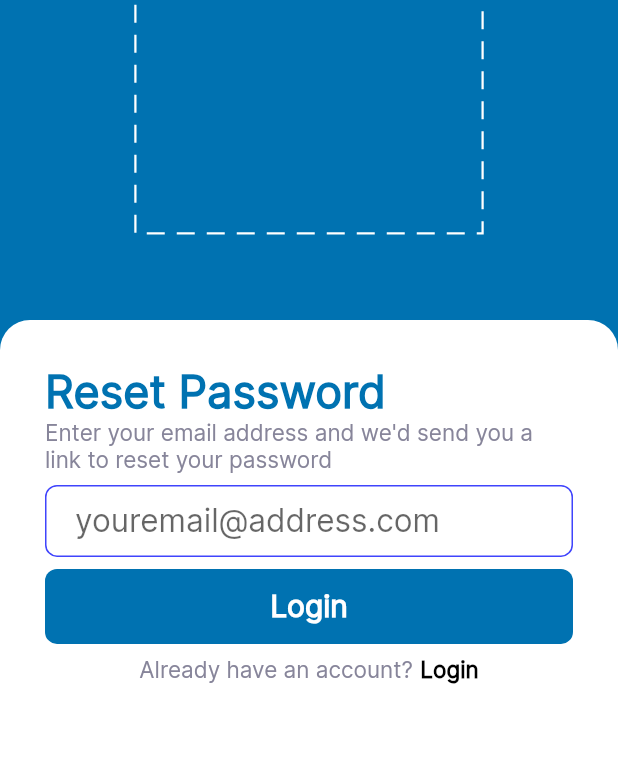
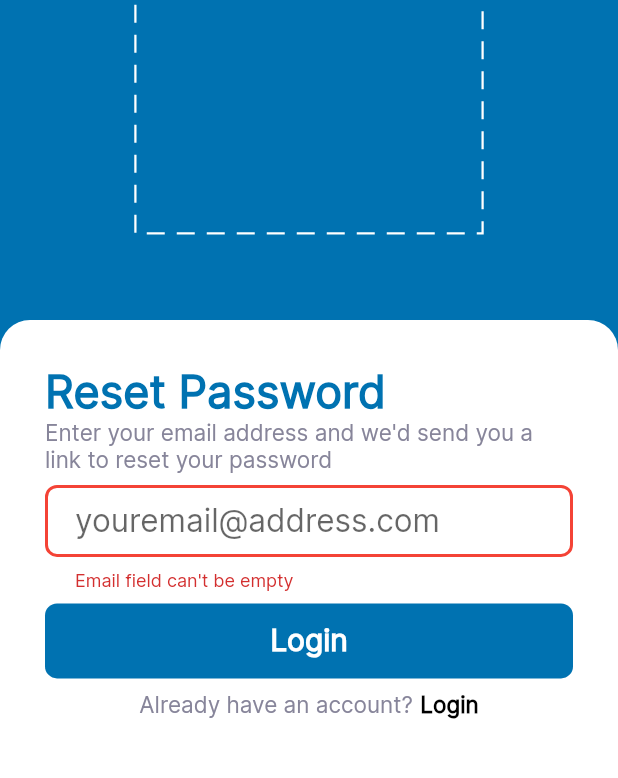
Before and after one commit to Sir-heed/dar-mobile, a Flutter app: the ResetPasswordScreen screen opened directly, after a tap on "Login", on a phone screen of 412 x 824 dp, the part 397-1175 px from its top. Run offline on Flutter 3.47's test engine with Material 2 defaults, Android fonts, the phone set to English and light mode, and no system bars; drawn by our look-alikes of dotted_border; our stand-ins replace carousel_pro, flutter_svg, font_awesome_flutter.

Commit message:
Fixed the overflowing bottom error of textfield on the login, register and signup page. Also added authentication to these pages

```diff
--- a/lib/screens/register/components/auth_textfield.dart
+++ b/lib/screens/register/components/auth_textfield.dart
@@ -2,14 +2,23 @@ import 'package:darader/constants.dart';
 import 'package:flutter/material.dart';
 
 class AuthTextField extends StatelessWidget {
-  AuthTextField({this.keyboardType, this.placeholder, this.hideText});
+  AuthTextField({
+    this.keyboardType,
+    this.placeholder,
+    this.hideText,
+    this.controller,
+    this.errorText,
+  });
   final TextInputType keyboardType;
   final String placeholder;
   final bool hideText;
+  final TextEditingController controller;
+  final String errorText;
 
   @override
   Widget build(BuildContext context) {
     return TextField(
+      controller: controller,
       obscureText: hideText == null ? false : hideText,
       keyboardType: keyboardType,
       textAlign: TextAlign.left,
@@ -22,6 +31,7 @@ class AuthTextField extends StatelessWidget {
       },
       decoration: InputDecoration(
         hintText: placeholder,
+        errorText: errorText,
         contentPadding: EdgeInsets.symmetric(vertical: 10.0, horizontal: 20.0),
         enabledBorder: OutlineInputBorder(
           borderSide: BorderSide(color: Color(0xFF4044FC), width: 1.0),
@@ -31,6 +41,14 @@ class AuthTextField extends StatelessWidget {
           borderSide: BorderSide(color: Color(0xFF4044FC), width: 2.0),
           borderRadius: BorderRadius.all(Radius.circular(8.0)),
         ),
+        errorBorder: OutlineInputBorder(
+          borderSide: BorderSide(color: Colors.red, width: 2.0),
+          borderRadius: BorderRadius.all(Radius.circular(8.0)),
+        ),
+        focusedErrorBorder: OutlineInputBorder(
+          borderSide: BorderSide(color: Colors.red, width: 2.0),
+          borderRadius: BorderRadius.all(Radius.circular(8.0)),
+        ),
       ),
       // TextField()
     );
--- a/lib/screens/register/components/body.dart
+++ b/lib/screens/register/components/body.dart
@@ -6,12 +6,38 @@ import 'package:darader/screens/welcome/components/dashed_border_logo.dart';
 import 'package:darader/screens/welcome/components/login_redirect.dart';
 import 'package:flutter/material.dart';
 
-class Body extends StatelessWidget {
+class Body extends StatefulWidget {
   Body({this.size});
   final Size size;
+
+  @override
+  _BodyState createState() => _BodyState();
+}
+
+class _BodyState extends State<Body> {
+  final _emailInput = TextEditingController();
+
+  final _passwordInput = TextEditingController();
+
+  bool _validateEmail = false;
+  bool _validatePassword = false;
+
+  final String _emailError = "Email field can't be empty";
+
+  final String _passwordError = "Password field can't be empty";
+
+  @override
+  void dispose() {
+    _emailInput.dispose();
+    _passwordInput.dispose();
+    super.dispose();
+  }
+
   @override
   Widget build(BuildContext context) {
-    return Column(
+    return SingleChildScrollView(
+      scrollDirection: Axis.vertical,
+      child: Column(
         children: [
           // Blue section
           Container(
@@ -19,13 +45,13 @@ class Body extends StatelessWidget {
               top: 100,
               bottom: 30,
             ),
-          height: 0.55 * size.height,
+            height: 0.55 * widget.size.height,
             child: DashedBorderLogo(),
           ),
           // White section
           Container(
-          height: size.height - 0.55 * size.height,
-          width: size.width,
+            height: widget.size.height - 0.55 * widget.size.height,
+            width: widget.size.width,
             padding: EdgeInsets.only(top: 30, left: 30, right: 30),
             decoration: BoxDecoration(
               color: Color(0xFFFFFFFF),
@@ -56,22 +82,38 @@ class Body extends StatelessWidget {
                 AuthTextField(
                   placeholder: 'youremail@address.com',
                   keyboardType: TextInputType.emailAddress,
+                  controller: _emailInput,
+                  errorText: _validateEmail ? _emailError : null,
                 ),
                 SizedBox(height: 8),
                 AuthTextField(
                   placeholder: '*********************',
                   keyboardType: TextInputType.visiblePassword,
                   hideText: true,
+                  controller: _passwordInput,
+                  errorText: _validatePassword ? _passwordError : null,
                 ),
                 SizedBox(height: 8),
                 AuthButton(
-                size: size,
+                  size: widget.size,
                   buttontitle: 'Sign up',
                   onPressed: () {
+                    setState(() {
+                      _emailInput.text.trim().isEmpty
+                          ? _validateEmail = true
+                          : _validateEmail = false;
+                      _passwordInput.text.isEmpty
+                          ? _validatePassword = true
+                          : _validatePassword = false;
+                    });
+
                     // Perform authentication
-                  Navigator.push(context, MaterialPageRoute(builder: (context) {
+                    if (_validateEmail == false && _validatePassword == false) {
+                      Navigator.push(context,
+                          MaterialPageRoute(builder: (context) {
                         return HomeScreen();
                       }));
+                    }
                   },
                 ),
                 SizedBox(height: 5),
@@ -80,6 +122,7 @@ class Body extends StatelessWidget {
             ),
           )
         ],
+      ),
     );
   }
 }
--- a/lib/screens/register/register_screen.dart
+++ b/lib/screens/register/register_screen.dart
@@ -7,7 +7,6 @@ class RegisterScreen extends StatelessWidget {
   Widget build(BuildContext context) {
     Size size = MediaQuery.of(context).size;
     return Scaffold(
-      resizeToAvoidBottomPadding: false,
       backgroundColor: kPrimaryColour,
       body: Body(size: size),
     );
--- a/lib/screens/reset_password/components/body.dart
+++ b/lib/screens/reset_password/components/body.dart
@@ -5,26 +5,46 @@ import 'package:darader/screens/welcome/components/dashed_border_logo.dart';
 import 'package:darader/screens/welcome/components/login_redirect.dart';
 import 'package:flutter/material.dart';
 
-class Body extends StatelessWidget {
+class Body extends StatefulWidget {
   Body({this.size});
   final Size size;
+
+  @override
+  _BodyState createState() => _BodyState();
+}
+
+class _BodyState extends State<Body> {
+  final _emailInput = TextEditingController();
+
+  bool _validateEmail = false;
+
+  final String _emailError = "Email field can't be empty";
+
+  @override
+  void dispose() {
+    _emailInput.dispose();
+    super.dispose();
+  }
+
   @override
   Widget build(BuildContext context) {
-    return Column(
+    return SingleChildScrollView(
+      scrollDirection: Axis.vertical,
+      child: Column(
         children: [
           // Blue section
           Container(
             padding: EdgeInsets.only(
-            top: 0.15 * size.height,
-            bottom: 0.07 * size.height,
+              top: 0.15 * widget.size.height,
+              bottom: 0.07 * widget.size.height,
             ),
-          height: 0.58 * size.height,
+            height: 0.58 * widget.size.height,
             child: DashedBorderLogo(),
           ),
           // White section
           Container(
-          height: size.height - 0.58 * size.height,
-          width: size.width,
+            height: widget.size.height - 0.58 * widget.size.height,
+            width: widget.size.width,
             padding: EdgeInsets.only(top: 30, left: 30, right: 30),
             decoration: BoxDecoration(
               color: Color(0xFFFFFFFF),
@@ -55,12 +75,20 @@ class Body extends StatelessWidget {
                 AuthTextField(
                   placeholder: 'youremail@address.com',
                   keyboardType: TextInputType.emailAddress,
+                  controller: _emailInput,
+                  errorText: _validateEmail ? _emailError : null,
                 ),
                 SizedBox(height: 8),
                 AuthButton(
-                size: size,
+                  size: widget.size,
                   buttontitle: 'Login',
-                onPressed: () {},
+                  onPressed: () {
+                    setState(() {
+                      _emailInput.text.trim().isEmpty
+                          ? _validateEmail = true
+                          : _validateEmail = false;
+                    });
+                  },
                 ),
                 SizedBox(height: 8),
                 LoginRedirect(),
@@ -68,6 +96,7 @@ class Body extends StatelessWidget {
             ),
           )
         ],
+      ),
     );
   }
 }
```
Also changed, not shown: lib/screens/login/components/body.dart (+53 -9 lines). Lines whose indentation alone changed are shown as unchanged.
